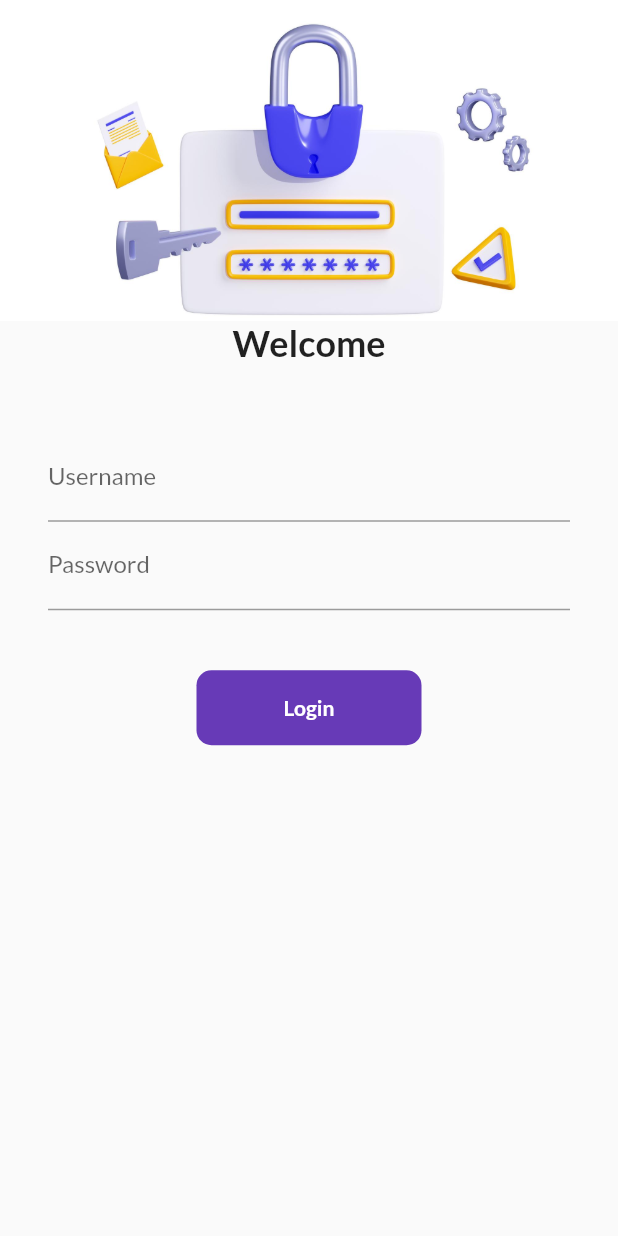
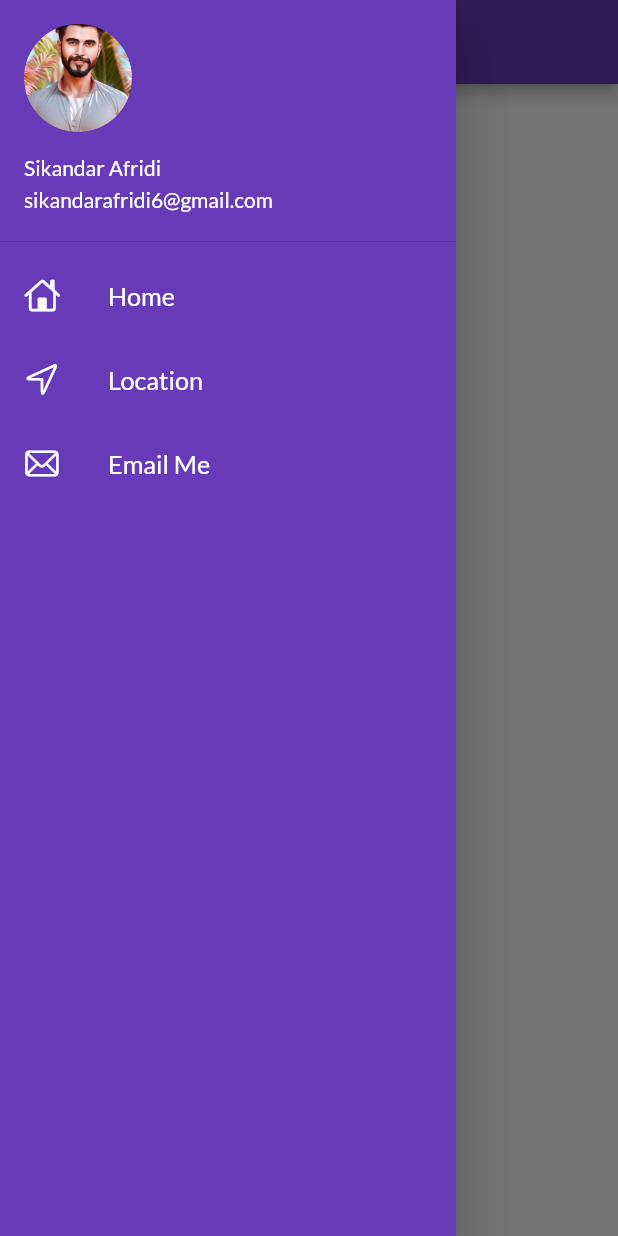
Before and after one commit to Sikandar897/Food_App_UI, a Flutter app: the screen it shows after launch, with the side drawer open (before the commit the screen has no drawer), on a phone screen of 412 x 824 dp. Run offline on Flutter 3.47's test engine with Material 2 defaults, Android fonts, the phone set to English and light mode, and no system bars; our stand-ins replace google_fonts.

Commit message:
day4 completed about drawer

```diff
--- a/lib/main.dart
+++ b/lib/main.dart
@@ -22,6 +22,7 @@ class MyApp extends StatelessWidget {
         fontFamily: GoogleFonts.lato().fontFamily,
       ),
       darkTheme: ThemeData(brightness: Brightness.dark),
+      initialRoute: MyRoutes.homeRoute,
       routes: {
         "/": (context) => const LoginPage(),
         MyRoutes.homeRoute: (context) => const HomePage(),
--- a/lib/pages/home_page.dart
+++ b/lib/pages/home_page.dart
@@ -1,4 +1,5 @@
 import 'package:flutter/material.dart';
+import 'package:flutter_application_1/widgets/drawer.dart';
 
 class HomePage extends StatelessWidget {
   const HomePage({super.key});
@@ -12,7 +13,7 @@ class HomePage extends StatelessWidget {
       body: const Center(
         child: Text("Welcome to the catloge app"),
       ),
-      drawer: const Drawer(),
+      drawer: const MyDrawer(),
     );
   }
 }
--- /dev/null
+++ b/lib/widgets/drawer.dart
@@ -0,0 +1,63 @@
+import 'package:flutter/cupertino.dart';
+import 'package:flutter/material.dart';
+
+class MyDrawer extends StatelessWidget {
+  const MyDrawer({super.key});
+
+  @override
+  Widget build(BuildContext context) {
+    return Drawer(
+      child: Container(
+        color: Colors.deepPurple,
+        child: ListView(
+          padding: EdgeInsets.zero,
+          children: const [
+            DrawerHeader(
+                padding: EdgeInsets.zero,
+                child: UserAccountsDrawerHeader(
+                  margin: EdgeInsets.zero,
+                  accountName: Text("Sikandar Afridi"),
+                  accountEmail: Text("sikandarafridi6@gmail.com"),
+                  currentAccountPicture: CircleAvatar(
+                    backgroundImage: AssetImage("asset/images/profile.jpeg"),
+                  ),
+                )),
+            ListTile(
+              leading: Icon(
+                CupertinoIcons.home,
+                color: Colors.white,
+              ),
+              title: Text(
+                "Home",
+                textScaleFactor: 1.2,
+                style: TextStyle(color: Colors.white),
+              ),
+            ),
+            ListTile(
+              leading: Icon(
+                CupertinoIcons.location,
+                color: Colors.white,
+              ),
+              title: Text(
+                "Location",
+                textScaleFactor: 1.2,
+                style: TextStyle(color: Colors.white),
+              ),
+            ),
+            ListTile(
+              leading: Icon(
+                CupertinoIcons.mail,
+                color: Colors.white,
+              ),
+              title: Text(
+                "Email Me",
+                textScaleFactor: 1.2,
+                style: TextStyle(color: Colors.white),
+              ),
+            )
+          ],
+        ),
+      ),
+    );
+  }
+}
```
Also changed, not shown: asset/images/profile.jpeg (added).
